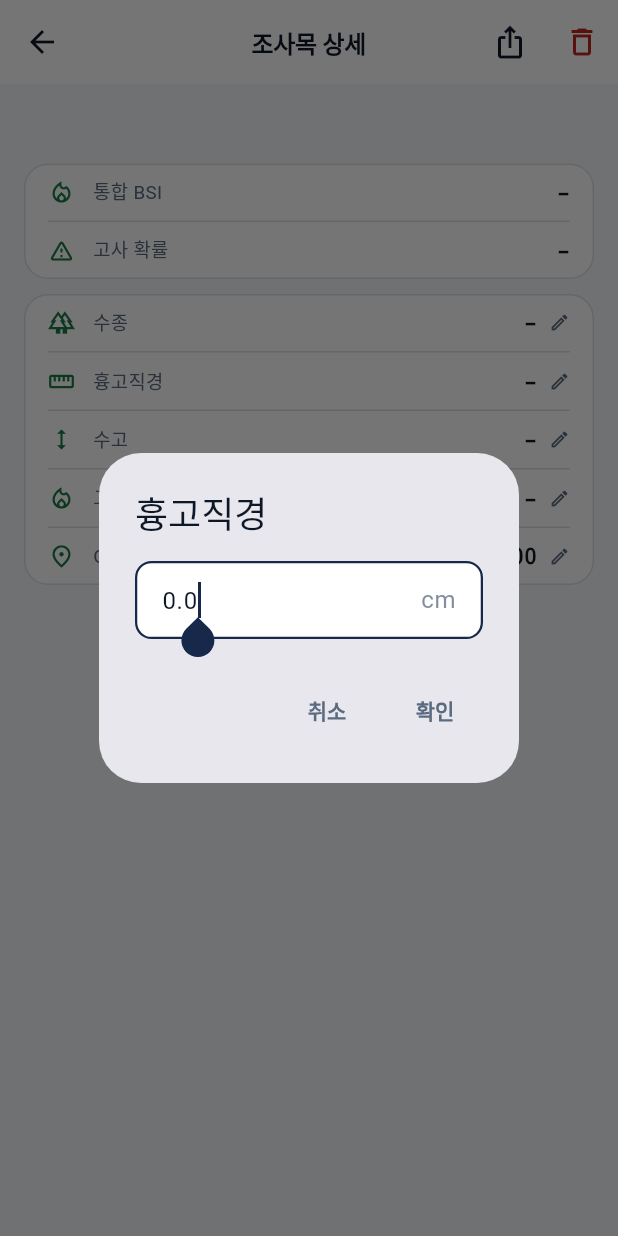
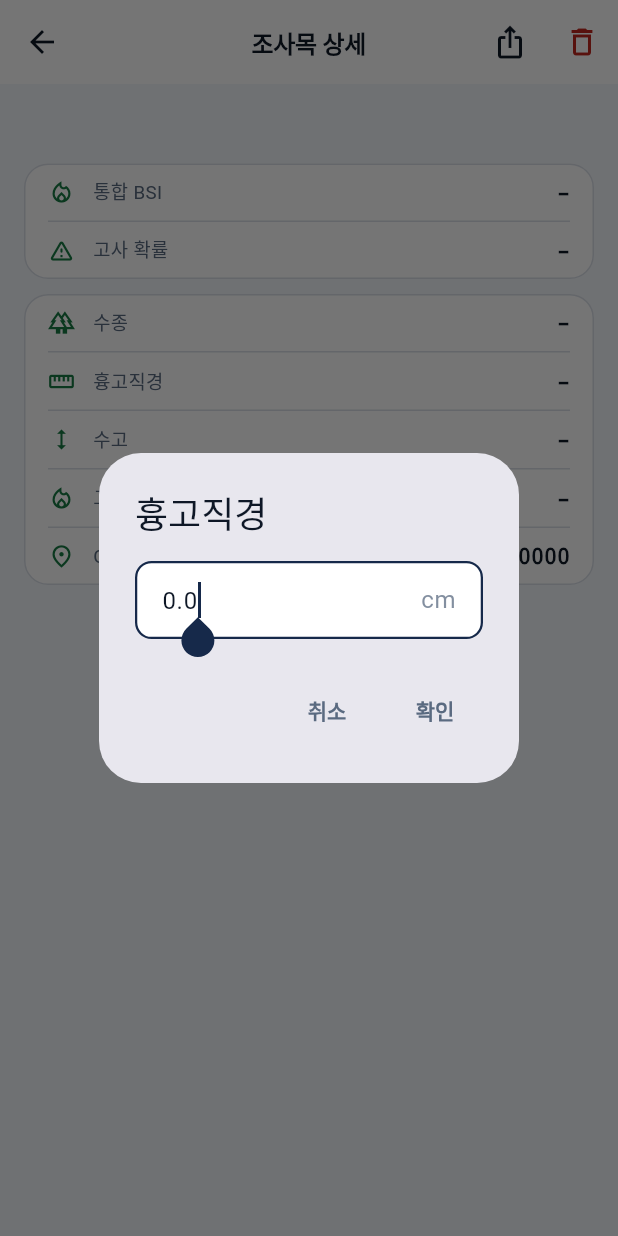
Before and after one commit to th00tames1/BSIApp, a Flutter app: the SavedScreen screen opened directly with empty values, after a tap on "흉고직경", on a phone screen of 412 x 824 dp. Run offline on Flutter 3.47's test engine with Material 3 defaults, Android fonts, the phone set to English and light mode, and no system bars; our stand-ins replace cached_network_image, camera, csv, file_picker, flutter_compass, flutter_map and 7 more; missing offline and left inert: flutter_onnxruntime, proj4dart; accounts and stored records are empty; Roboto replaces fonts that are missing (Pretendard).

Commit message:
하단 시스템 바에 가리는 콘텐츠 수정 · 연필 아이콘 제거
- 조사목 상세의 마지막 행(GPS 좌표)이 네비게이션 바 뒤에 깔려 눌리지
  않던 것 → body를 SafeArea로 감싸 뷰포트를 시스템 바 위로 제한
- 같은 이유로 잘릴 수 있는 나머지 화면(결과 저장 버튼·설정·정보·기록·
  프로젝트·분석 진행 카드·판정표 범례)도 하단 인셋을 반영
- 조사목 상세: 값 옆 연필 아이콘 제거(행을 누르면 수정되는 동작은 유지)
- 입력·GPS 다이얼로그가 가로 화면에서 키보드가 올라오면 44px 넘치던 것
  → content를 SingleChildScrollView로 감쌈

flutter analyze 통과, 테스트 37건 통과, 실기기(Galaxy S24)에서
GPS 편집·삭제·복구, 결과 저장 버튼 노출까지 확인.

Co-Authored-By: Claude Opus 5 <noreply@anthropic.com>

```diff
--- a/lib/src/screens/about_screen.dart
+++ b/lib/src/screens/about_screen.dart
@@ -12,7 +12,8 @@ class AboutScreen extends StatelessWidget {
     return Scaffold(
       appBar: AppBar(title: Text(tr('정보', 'About'))),
       body: ListView(
-        padding: const EdgeInsets.fromLTRB(16, 20, 16, 24),
+        padding: EdgeInsets.fromLTRB(
+            16, 20, 16, 24 + MediaQuery.viewPaddingOf(context).bottom),
         children: [
           Center(
             child: Column(children: [
--- a/lib/src/screens/analysis_screen.dart
+++ b/lib/src/screens/analysis_screen.dart
@@ -81,7 +81,9 @@ class _AnalysisScreenState extends State<AnalysisScreen> {
     return Scaffold(
       appBar: AppBar(title: Text(tr('AI 분석', 'AI Analysis'))),
       body: Padding(
-        padding: const EdgeInsets.all(20),
+        // 하단 시스템 바 높이를 더해 진행 카드가 네비게이션 바에 가리지 않게 한다.
+        padding: EdgeInsets.fromLTRB(
+            20, 20, 20, 20 + MediaQuery.viewPaddingOf(context).bottom),
         child: Column(children: [
           Expanded(
             child: ClipRRect(
--- a/lib/src/screens/projects_screen.dart
+++ b/lib/src/screens/projects_screen.dart
@@ -74,7 +74,8 @@ class _ProjectsScreenState extends State<ProjectsScreen> {
         builder: (_, list, __) {
           if (list.isEmpty) return _empty(p);
           return ListView.separated(
-            padding: const EdgeInsets.all(16),
+            padding: EdgeInsets.fromLTRB(
+                16, 16, 16, 16 + MediaQuery.viewPaddingOf(context).bottom),
             itemCount: list.length,
             separatorBuilder: (_, __) => const SizedBox(height: 10),
             itemBuilder: (_, i) => _tile(p, list[i]),
--- a/lib/src/screens/records_screen.dart
+++ b/lib/src/screens/records_screen.dart
@@ -53,7 +53,8 @@ class _RecordsScreenState extends State<RecordsScreen> {
               : RefreshIndicator(
                   onRefresh: _load,
                   child: ListView.separated(
-                    padding: const EdgeInsets.all(16),
+                    padding: EdgeInsets.fromLTRB(
+                        16, 16, 16, 16 + MediaQuery.viewPaddingOf(context).bottom),
                     itemCount: _records.length,
                     separatorBuilder: (_, __) => const SizedBox(height: 10),
                     itemBuilder: (_, i) => _tile(_records[i]),
--- a/lib/src/screens/result_screen.dart
+++ b/lib/src/screens/result_screen.dart
@@ -149,7 +149,9 @@ class _ResultScreenState extends State<ResultScreen> {
         ],
       ),
       body: ListView(
-        padding: const EdgeInsets.fromLTRB(16, 10, 16, 24),
+        // 하단 시스템 바 높이를 더하지 않으면 마지막 "저장" 버튼이 가려진다.
+        padding: EdgeInsets.fromLTRB(
+            16, 10, 16, 24 + MediaQuery.viewPaddingOf(context).bottom),
         children: [
           // eyebrow
           Row(children: [
--- a/lib/src/screens/saved_screen.dart
+++ b/lib/src/screens/saved_screen.dart
@@ -179,7 +179,11 @@ class _SavedScreenState extends State<SavedScreen> {
           ),
         ],
       ),
-      body: ListView(
+      // 앱이 화면 전체를 쓰므로 SafeArea가 없으면 마지막 행(GPS 좌표)이
+      // 네비게이션 바 뒤에 깔려 눌리지 않는다.
+      body: SafeArea(
+        top: false,
+        child: ListView(
           padding: const EdgeInsets.fromLTRB(16, 12, 16, 24),
         children: [
           Row(children: [
@@ -284,6 +288,7 @@ class _SavedScreenState extends State<SavedScreen> {
           ),
           ],
         ),
+      ),
     );
   }
 
@@ -380,7 +385,7 @@ class _SavedScreenState extends State<SavedScreen> {
   }
 
   // 사진이 위 공간을 차지하는 만큼 표는 세로만 살짝 줄였다(좌우 여백은 유지).
-  // onTap이 있으면 수정 가능 표시(연필)를 함께 그린다.
+  // 수정 가능한 행도 연필 표시 없이 값만 둔다 — 행을 누르면 편집된다.
   Widget _row(AppPalette p, IconData ic, String label, String value,
       {VoidCallback? onTap}) {
     final row = Padding(
@@ -392,10 +397,6 @@ class _SavedScreenState extends State<SavedScreen> {
         Text(value,
             style: const TextStyle(
                 fontFamily: 'monospace', fontSize: 14, fontWeight: FontWeight.w700)),
-        if (onTap != null) ...[
-          const SizedBox(width: 8),
-          Icon(Icons.edit_outlined, size: 14, color: p.muted),
-        ],
       ]),
     );
     if (onTap == null) return row;
@@ -435,7 +436,9 @@ class _TextInputDialogState extends State<_TextInputDialog> {
     final p = context.palette;
     return AlertDialog(
       title: Text(widget.title),
-      content: Column(mainAxisSize: MainAxisSize.min, children: [
+      // 가로 화면에서 키보드가 올라오면 남는 높이가 모자라 넘친다 — 스크롤시킨다.
+      content: SingleChildScrollView(
+        child: Column(mainAxisSize: MainAxisSize.min, children: [
           TextField(
             controller: _ctl,
             autofocus: true,
@@ -453,6 +456,7 @@ class _TextInputDialogState extends State<_TextInputDialog> {
             ),
           ],
         ]),
+      ),
       actions: [
         TextButton(
             onPressed: () => Navigator.pop(context),
@@ -492,19 +496,21 @@ class _GpsDialogState extends State<_GpsDialog> {
     final p = context.palette;
     return AlertDialog(
       title: Text(tr('GPS 좌표', 'GPS coordinates')),
-      content: Column(mainAxisSize: MainAxisSize.min, children: [
+      // 가로 화면에서 키보드가 올라오면 남는 높이가 모자라 넘친다 — 스크롤시킨다.
+      content: SingleChildScrollView(
+        child: Column(mainAxisSize: MainAxisSize.min, children: [
           TextField(
             controller: _latCtl,
             autofocus: true,
-          keyboardType:
-              const TextInputType.numberWithOptions(decimal: true, signed: true),
+            keyboardType: const TextInputType.numberWithOptions(
+                decimal: true, signed: true),
             decoration: InputDecoration(labelText: tr('위도', 'Latitude')),
           ),
           const SizedBox(height: 10),
           TextField(
             controller: _lonCtl,
-          keyboardType:
-              const TextInputType.numberWithOptions(decimal: true, signed: true),
+            keyboardType: const TextInputType.numberWithOptions(
+                decimal: true, signed: true),
             decoration: InputDecoration(labelText: tr('경도', 'Longitude')),
           ),
           const SizedBox(height: 10),
@@ -516,6 +522,7 @@ class _GpsDialogState extends State<_GpsDialog> {
                 style: TextStyle(fontSize: 12, height: 1.4, color: p.muted)),
           ),
         ]),
+      ),
       actions: [
         TextButton(
             onPressed: () => Navigator.pop(context),
--- a/lib/src/screens/settings_screen.dart
+++ b/lib/src/screens/settings_screen.dart
@@ -44,7 +44,8 @@ class _SettingsScreenState extends State<SettingsScreen> {
     return Scaffold(
       appBar: AppBar(title: Text(tr('설정', 'Settings'))),
       body: ListView(
-        padding: const EdgeInsets.fromLTRB(16, 6, 16, 24),
+        padding: EdgeInsets.fromLTRB(
+            16, 6, 16, 24 + MediaQuery.viewPaddingOf(context).bottom),
         children: [
           _section(p, tr('일반', 'GENERAL')),
           Card(
```
Also changed, not shown: lib/src/screens/bsi_table_screen.dart (+10 -6 lines). Lines whose indentation alone changed are shown as unchanged.
